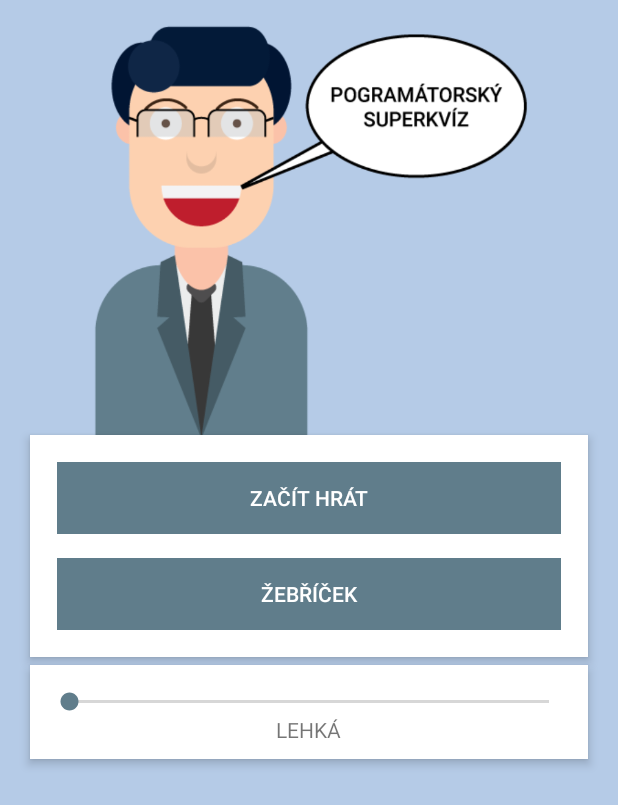
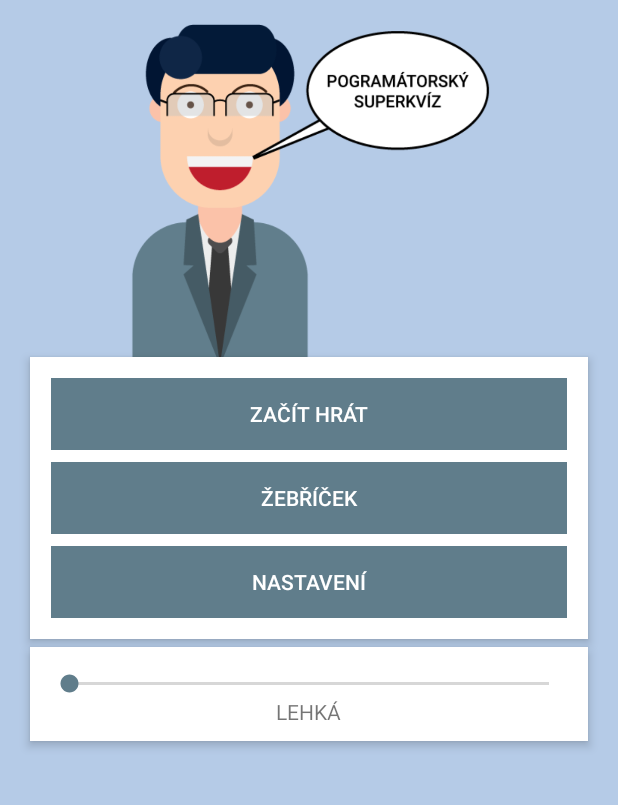
Before and after one commit to fildasabo/TAMZ2, an Android app: the screen it shows after launch (MainActivity), on a phone screen of 412 x 824 dp. Shown: the top 805 px of the screen. Run offline under Robolectric (Android 15) with nearby library versions, the phone set to English and light mode, and no system bars.

Commit message:
Oprava žebříčku, přidáno nastavení aplikace (noční režim), nově možné smazat žebříček a přidat do žebříčku hodnoty ze souboru

```diff
--- a/app/src/main/AndroidManifest.xml
+++ b/app/src/main/AndroidManifest.xml
@@ -21,6 +21,7 @@
         <activity android:name="com.example.tamz2aplikace.GrafickeAktivity.Vysledek" />
         <activity android:name="com.example.tamz2aplikace.GrafickeAktivity.Hra" />
         <activity android:name="com.example.tamz2aplikace.GrafickeAktivity.Skore"/>
+        <activity android:name="com.example.tamz2aplikace.GrafickeAktivity.Nastaveni"/>
     </application>
 
 </manifest>
--- /dev/null
+++ b/app/src/main/java/com/example/tamz2aplikace/GrafickeAktivity/BaseActivity.java
@@ -0,0 +1,51 @@
+package com.example.tamz2aplikace.GrafickeAktivity;
+
+import android.content.SharedPreferences;
+import android.os.Bundle;
+import android.preference.PreferenceManager;
+
+import com.example.tamz2aplikace.R;
+
+import androidx.appcompat.app.AppCompatActivity;
+import androidx.core.content.res.ResourcesCompat;
+
+public abstract class BaseActivity extends AppCompatActivity {
+
+    // slouží pro Android tlačítko zpět
+    protected static final String TAG = "Zpet";
+
+    protected SharedPreferences sharedPref;
+
+    @Override
+    protected void onCreate(Bundle savedInstanceState) {
+        super.onCreate(savedInstanceState);
+
+        sharedPref = PreferenceManager.getDefaultSharedPreferences(getApplicationContext());
+
+        boolean nocniPozadi = sharedPref.getBoolean(getString(R.string.pozadi), false);
+        setActivityBackgroundColor(nocniPozadi);
+
+    }
+
+    @Override
+    protected void onStart() {
+        super.onStart();
+
+        boolean nocniPozadi = sharedPref.getBoolean(getString(R.string.pozadi), false);
+        setActivityBackgroundColor(nocniPozadi);
+    }
+
+    protected void setActivityBackgroundColor(boolean nocniPozadi) {
+        int color;
+
+        if(nocniPozadi)
+        {
+            color = ResourcesCompat.getColor(getResources(), R.color.pozadiStrankyNocni, null);
+        }
+        else {
+            color = ResourcesCompat.getColor(getResources(), R.color.pozadiStranky, null);
+        }
+
+        getWindow().getDecorView().setBackgroundColor(color);
+    }
+}
--- a/app/src/main/java/com/example/tamz2aplikace/GrafickeAktivity/Hra.java
+++ b/app/src/main/java/com/example/tamz2aplikace/GrafickeAktivity/Hra.java
@@ -21,13 +21,12 @@ import java.util.List;
 
 import androidx.appcompat.app.AppCompatActivity;
 
-public class Hra extends AppCompatActivity implements View.OnClickListener{
+public class Hra extends BaseActivity implements View.OnClickListener{
 
     final static long INTERVAL = 1000; // 1 sekunda
     final static long KONEC = 15000; // 15 sekund
 
     // slouží pro Android tlačítko zpět
-    private static final String TAG = "Zpet";
     private boolean _doubleBackToExitPressedOnce = false;
 
     int casProCasovac = 1;
--- a/app/src/main/java/com/example/tamz2aplikace/GrafickeAktivity/MainActivity.java
+++ b/app/src/main/java/com/example/tamz2aplikace/GrafickeAktivity/MainActivity.java
@@ -1,7 +1,7 @@
 package com.example.tamz2aplikace.GrafickeAktivity;
 
-import android.app.Activity;
 import android.content.Intent;
+import android.content.SharedPreferences;
 import android.content.pm.ActivityInfo;
 import android.media.MediaPlayer;
 import android.os.Bundle;
@@ -19,20 +19,19 @@ import com.example.tamz2aplikace.R;
 
 import java.io.IOException;
 
-import androidx.appcompat.app.AppCompatActivity;
-
-public class MainActivity extends AppCompatActivity {
+public class MainActivity extends BaseActivity {
 
     SeekBar seekBar;
     TextView txtUroven;
-    Button btnSkore, btnHrej;
+    Button btnSkore, btnHrej, btnNastaveni;
     DbObsluha dbObsluha;
 
     MediaPlayer mediaPlayer;
 
+    SharedPreferences sharedPref;
+
     // slouží pro Android tlačítko zpět
     private boolean _doubleBackToExitPressedOnce = false;
-    private static final String TAG = "Zpet";
 
     //tlačítko zpět, při prvním stisknutí se zeptá, jestli chcete opravdu odejít z aplikace
     @Override
@@ -41,7 +40,7 @@ public class MainActivity extends AppCompatActivity {
         Log.i(TAG, "vratitSeZpet--");
         if (_doubleBackToExitPressedOnce) {
             Intent homeIntent = new Intent(Intent.ACTION_MAIN);
-            homeIntent.addCategory( Intent.CATEGORY_HOME );
+            homeIntent.addCategory(Intent.CATEGORY_HOME);
             homeIntent.setFlags(Intent.FLAG_ACTIVITY_CLEAR_TOP);
             startActivity(homeIntent);
             finish();
@@ -65,7 +64,7 @@ public class MainActivity extends AppCompatActivity {
     }
 
     @Override
-    protected void onPause(){
+    protected void onPause() {
         super.onPause();
         mediaPlayer.stop();
         mediaPlayer.release();
@@ -85,11 +84,17 @@ public class MainActivity extends AppCompatActivity {
         txtUroven = (TextView) findViewById(R.id.txtUroven);
         btnSkore = (Button) findViewById(R.id.btnSkore);
         btnHrej = (Button) findViewById(R.id.btnHrej);
+        btnNastaveni = (Button) findViewById(R.id.btnNastaveni);
+
+        //sharedPref = getPreferences(Context.MODE_PRIVATE);
+        //sharedPref = PreferenceManager.getDefaultSharedPreferences(getApplicationContext());
+
+        //boolean nocniPozadi = sharedPref.getBoolean(getString(R.string.pozadi), false);
 
         dbObsluha = new DbObsluha(this);
-        try{
+        try {
             dbObsluha.vytvoreniDatabaze();
-        }catch (IOException e){
+        } catch (IOException e) {
             e.printStackTrace();
         }
 
@@ -97,8 +102,7 @@ public class MainActivity extends AppCompatActivity {
         seekBar.setOnSeekBarChangeListener(new SeekBar.OnSeekBarChangeListener() {
             @Override
             public void onProgressChanged(SeekBar seekBar, int progress, boolean fromUser) {
-                switch (progress)
-                {
+                switch (progress) {
                     case 0:
                         txtUroven.setText(Urovne.UROVEN.LEHKÁ.toString());
                         break;
@@ -111,7 +115,8 @@ public class MainActivity extends AppCompatActivity {
                     case 3:
                         txtUroven.setText(Urovne.UROVEN.LEGENDÁRNÍ.toString());
                         break;
-                    default: txtUroven.setText(Urovne.UROVEN.LEHKÁ.toString());
+                    default:
+                        txtUroven.setText(Urovne.UROVEN.LEHKÁ.toString());
                 }
             }
 
@@ -148,11 +153,20 @@ public class MainActivity extends AppCompatActivity {
             }
         });
 
+        //Tlačítko nastaveni - předání aktivity
+        btnNastaveni.setOnClickListener(new View.OnClickListener() {
+            @Override
+            public void onClick(View v) {
+                Intent intent = new Intent(getApplicationContext(), Nastaveni.class);
+                startActivity(intent);
+                finish();
+            }
+        });
+
     }
 
     private String getHerniUroven() {
-        switch (seekBar.getProgress())
-        {
+        switch (seekBar.getProgress()) {
             case 0:
                 return Urovne.UROVEN.LEHKÁ.toString();
             case 1:
@@ -161,7 +175,8 @@ public class MainActivity extends AppCompatActivity {
                 return Urovne.UROVEN.TĚŽKÁ.toString();
             case 3:
                 return Urovne.UROVEN.LEGENDÁRNÍ.toString();
-            default: return Urovne.UROVEN.LEHKÁ.toString();
+            default:
+                return Urovne.UROVEN.LEHKÁ.toString();
         }
     }
 }
--- a/app/src/main/java/com/example/tamz2aplikace/GrafickeAktivity/Skore.java
+++ b/app/src/main/java/com/example/tamz2aplikace/GrafickeAktivity/Skore.java
@@ -15,12 +15,9 @@ import java.util.List;
 
 import androidx.appcompat.app.AppCompatActivity;
 
-public class Skore extends AppCompatActivity {
+public class Skore extends BaseActivity {
 
     ListView lstView;
-
-    // slouží pro Android tlačítko zpět
-    private static final String TAG = "Zpet";
 
     @Override
     public void onBackPressed() {
--- a/app/src/main/res/layout/activity_hra.xml
+++ b/app/src/main/res/layout/activity_hra.xml
@@ -4,7 +4,6 @@ xmlns:app="http://schemas.android.com/apk/res-auto"
 xmlns:tools="http://schemas.android.com/tools"
 android:layout_width="match_parent"
 android:layout_height="match_parent"
-android:background="@color/pozadiStranky"
 tools:context="com.example.tamz2aplikace.GrafickeAktivity.Hra">
 
 <RelativeLayout
--- a/app/src/main/res/layout/activity_main.xml
+++ b/app/src/main/res/layout/activity_main.xml
@@ -4,61 +4,73 @@
     xmlns:tools="http://schemas.android.com/tools"
     android:layout_width="match_parent"
     android:layout_height="match_parent"
-    android:background="@color/pozadiStranky"
     tools:context="com.example.tamz2aplikace.GrafickeAktivity.MainActivity">
 
     <ImageView
         android:id="@+id/obr"
-        android:layout_marginTop="10dp"
-        android:layout_width="300dp"
-        android:layout_height="280dp"
+        android:layout_width="248dp"
+        android:layout_height="232dp"
         android:layout_alignParentTop="true"
         android:layout_centerHorizontal="true"
+        android:layout_marginTop="10dp"
         android:background="@drawable/logo"
         android:contentDescription="@string/obrazekText"
         android:foregroundGravity="center" />
 
     <RelativeLayout
         android:id="@+id/rel1"
+        android:layout_width="fill_parent"
+        android:layout_height="wrap_content"
         android:layout_below="@+id/obr"
         android:layout_marginLeft="20dp"
         android:layout_marginRight="20dp"
+        android:layout_marginTop="-4dp"
+        android:background="@color/bila"
+        android:elevation="4dp"
         android:padding="10dp"
-        android:elevation="4dp"
-        android:background="@color/bila"
-        android:layout_width="fill_parent"
-        android:layout_height="wrap_content" tools:targetApi="lollipop">
+        tools:targetApi="lollipop">
 
         <LinearLayout
-            android:orientation="vertical"
             android:id="@+id/btnSkupiny"
             android:layout_width="fill_parent"
-            android:layout_height="wrap_content">
+            android:layout_height="wrap_content"
+            android:orientation="vertical">
 
             <Button
                 android:id="@+id/btnHrej"
                 style="@style/Widget.AppCompat.Button.Borderless"
-                android:layout_margin="8dp"
+                android:layout_width="match_parent"
+                android:layout_height="wrap_content"
+                android:layout_margin="4dp"
                 android:background="#607D8B"
                 android:foreground="?android:attr/selectableItemBackground"
                 android:text="@string/zacitHru"
                 android:textColor="#FFFFFF"
-                android:theme="@style/MojeTlacitko"
-                android:layout_width="match_parent"
-                android:layout_height="wrap_content" />
+                android:theme="@style/MojeTlacitko" />
 
             <Button
                 android:id="@+id/btnSkore"
                 style="@style/Widget.AppCompat.Button.Borderless"
-                android:layout_margin="8dp"
+                android:layout_width="match_parent"
+                android:layout_height="wrap_content"
+                android:layout_margin="4dp"
                 android:background="#607D8B"
                 android:foreground="?android:attr/selectableItemBackground"
                 android:text="@string/zebricek"
                 android:textColor="#FFFFFF"
-                android:theme="@style/MojeTlacitko"
+                android:theme="@style/MojeTlacitko" />
+
+            <Button
+                android:id="@+id/btnNastaveni"
+                style="@style/Widget.AppCompat.Button.Borderless"
                 android:layout_width="match_parent"
-                android:layout_height="wrap_content" />
-
+                android:layout_height="wrap_content"
+                android:layout_margin="4dp"
+                android:background="#607D8B"
+                android:foreground="?android:attr/selectableItemBackground"
+                android:text="@string/nastaveni"
+                android:textColor="#FFFFFF"
+                android:theme="@style/MojeTlacitko" />
 
         </LinearLayout>
 
--- a/app/src/main/res/layout/activity_skore.xml
+++ b/app/src/main/res/layout/activity_skore.xml
@@ -4,7 +4,6 @@
     xmlns:tools="http://schemas.android.com/tools"
     android:layout_width="match_parent"
     android:layout_height="match_parent"
-    android:background="@color/pozadiStranky"
     tools:context="com.example.tamz2aplikace.GrafickeAktivity.Skore">
 
     <RelativeLayout
--- a/app/src/main/res/layout/activity_vysledek.xml
+++ b/app/src/main/res/layout/activity_vysledek.xml
@@ -4,7 +4,6 @@
     xmlns:tools="http://schemas.android.com/tools"
     android:layout_width="match_parent"
     android:layout_height="match_parent"
-    android:background="@color/pozadiStranky"
     tools:context="com.example.tamz2aplikace.GrafickeAktivity.Vysledek">
 
     <RelativeLayout
--- a/app/src/main/res/values/colors.xml
+++ b/app/src/main/res/values/colors.xml
@@ -4,5 +4,6 @@
     <color name="colorPrimaryDark">#242E38</color>
     <color name="colorAccent">#FF4081</color>
     <color name="pozadiStranky">#b5cbe7</color>
+    <color name="pozadiStrankyNocni">#8D93B3</color>
     <color name="bila">#ffffff</color>
 </resources>
--- a/app/src/main/res/values/strings.xml
+++ b/app/src/main/res/values/strings.xml
@@ -4,6 +4,7 @@
     <string name="uroven">LEHKÁ</string>
     <string name="obrazekText">Programátorský kvíz</string>
     <string name="zebricek">Žebříček</string>
+    <string name="nastaveni">Nastavení</string>
     <string name="odpoved_a">Odpoved A</string>
     <string name="odpoved_b">Odpoved B</string>
     <string name="odpoved_c">Odpoved C</string>
@@ -18,4 +19,10 @@
     <string name="skoreHrace">500</string>
     <string name="medaile">Medaile</string>
     <string name="zpetMenu">Zpátky do menu</string>
+    <string name="smazZebricek">Smazat žebříček</string>
+    <string name="pridatSkore">Přidat skóre z XML</string>
+    <string name="nocniPozadi">Noční pozadí</string>
+    <string name="pozadi">pozadi</string>
+    <string name="zapnuto">Zapnuto</string>
+    <string name="vypnuto">Vypnuto</string>
 </resources>
--- /dev/null
+++ b/app/src/main/res/xml/zebricek.xml
@@ -0,0 +1,6 @@
+<?xml version="1.0" encoding="UTF-8" standalone="yes"?>
+<ZebricekXml>
+    <Skore>200</Skore>
+    <Skore>100</Skore>
+    <Skore>50</Skore>
+</ZebricekXml>
```
Also changed, not shown: app/src/main/java/com/example/tamz2aplikace/DatabazeObsluha/DbObsluha.java (+54 -35 lines), app/src/main/java/com/example/tamz2aplikace/GrafickeAktivity/Nastaveni.java (added, +92 -0 lines), app/src/main/java/com/example/tamz2aplikace/GrafickeAktivity/Vysledek.java (+1 -6 lines), app/src/main/java/com/example/tamz2aplikace/Model/ZebricekXml.java (added, +18 -0 lines), app/src/main/java/com/example/tamz2aplikace/Xml/XmlParser.java (added, +65 -0 lines), app/src/main/res/layout/activity_nastaveni.xml (added, +49 -0 lines), 2 other files.
